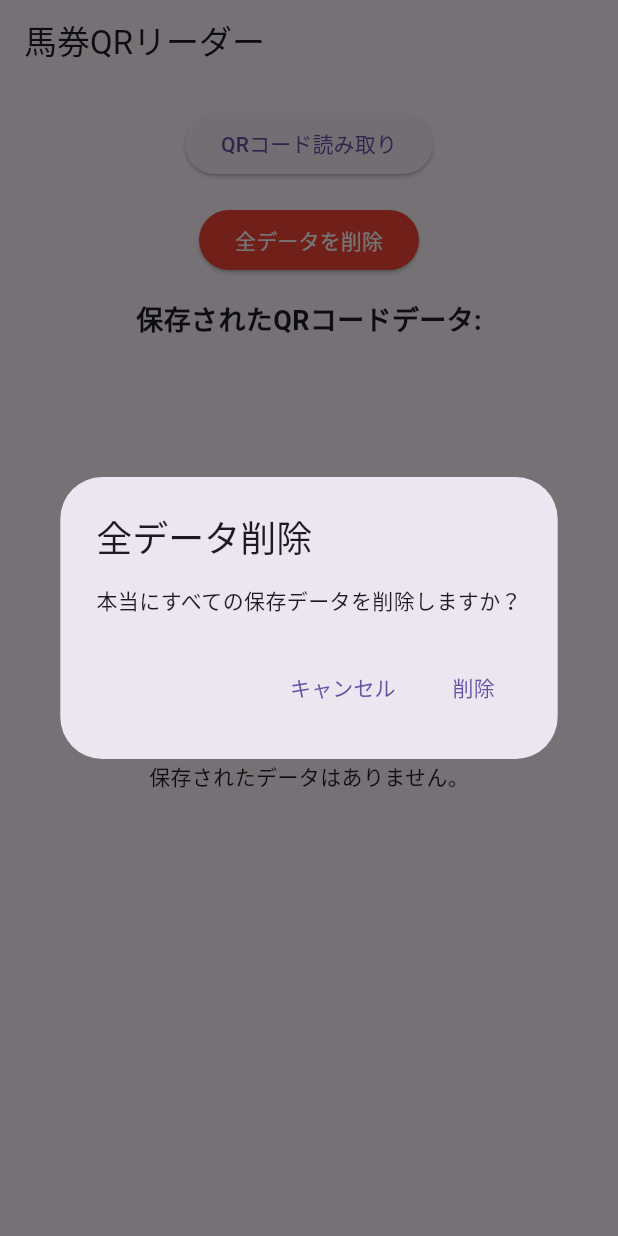
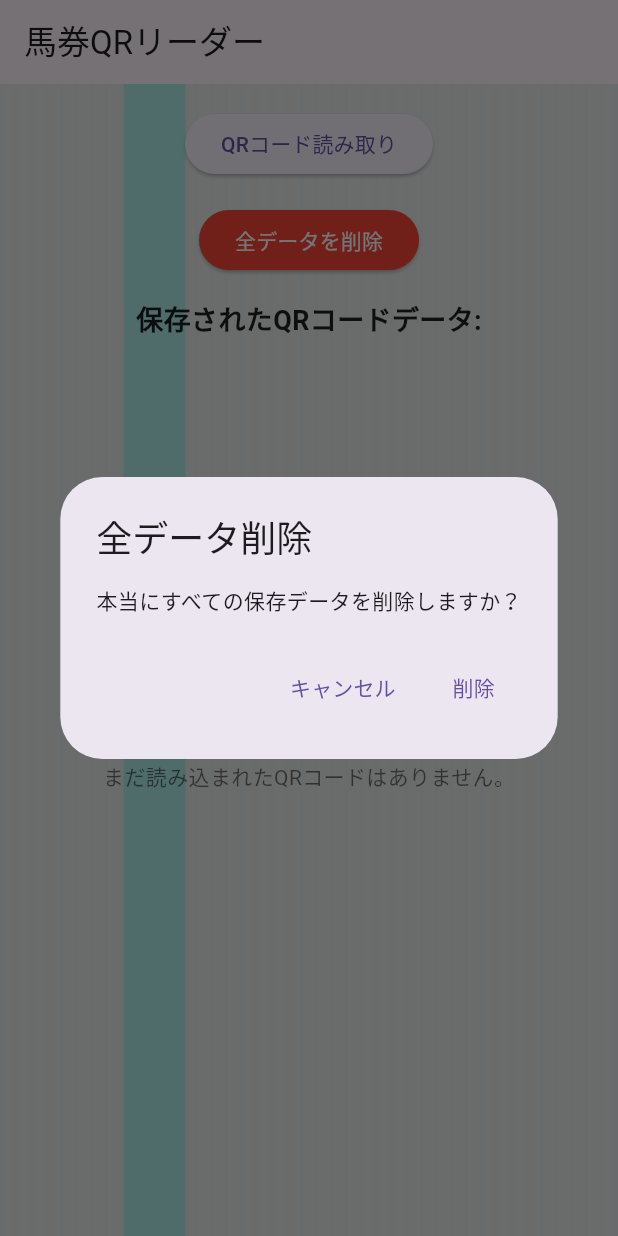
Before and after one commit to locotribe/hetaumakeiba_v2, a Flutter app: the screen it shows after launch, after a tap on "全データを削除", on a phone screen of 412 x 824 dp. Run offline on Flutter 3.47's test engine with Material 3 defaults, Android fonts, the phone set to English and light mode, and no system bars; our stand-ins replace sqflite; missing offline and left inert: mobile_scanner; accounts and stored records are empty.

Commit message:
v4.1.1 組合せ数はまだ QRスキャナー画面デザインを他のページでも使えるように変更

```diff
--- a/lib/main.dart
+++ b/lib/main.dart
@@ -1,13 +1,17 @@
-// lib/main.dart の変更点
-
+// lib/main.dart
 import 'package:flutter/material.dart';
-import 'package:url_launcher/url_launcher.dart'; // これは既存
-import 'package:flutter/gestures.dart'; // これは既存
-import 'package:flutter_localizations/flutter_localizations.dart'; // これは既存
+import 'package:url_launcher/url_launcher.dart';
+import 'package:flutter/gestures.dart';
+import 'package:flutter_localizations/flutter_localizations.dart';
 import 'package:hetaumakeiba_v2/screens/qr_scanner_page.dart';
 import 'package:hetaumakeiba_v2/screens/result_page.dart';
-import 'package:hetaumakeiba_v2/db/database_helper.dart'; // 追加
-import 'package:hetaumakeiba_v2/models/qr_data_model.dart'; // 追加
+import 'package:hetaumakeiba_v2/db/database_helper.dart';
+import 'package:hetaumakeiba_v2/models/qr_data_model.dart';
+
+// CustomBackgroundウィジェットをインポート
+import 'package:hetaumakeiba_v2/widgets/custom_background.dart';
+// parse.dart をインポート
+import 'package:hetaumakeiba_v2/logic/parse.dart'; // この行を追加しました！
 
 void main() {
   runApp(const MyApp());
@@ -53,19 +57,19 @@ class MyHomePage extends StatefulWidget {
 
 class _MyHomePageState extends State<MyHomePage> {
   Map<String, dynamic>? parsedResult;
-  List<QrData> _savedQrData = []; // 保存されたQRコードデータを保持するリスト
-  final DatabaseHelper _dbHelper = DatabaseHelper(); // 追加
+  List<QrData> _qrDataList = [];
+  final DatabaseHelper _dbHelper = DatabaseHelper();
 
   @override
   void initState() {
     super.initState();
-    _loadSavedQrData(); // アプリ起動時に保存データを読み込む
+    _loadQrData();
   }
 
-  Future<void> _loadSavedQrData() async {
+  Future<void> _loadQrData() async {
     final data = await _dbHelper.getAllQrData();
     setState(() {
-      _savedQrData = data;
+      _qrDataList = data;
     });
   }
 
@@ -74,11 +78,38 @@ class _MyHomePageState extends State<MyHomePage> {
       MaterialPageRoute(builder: (_) => const QRScannerPage()),
     );
     if (result != null) {
-      // QRScannerPageから戻ってきたら、保存されたデータを再読み込み
-      await _loadSavedQrData(); // 追加
+      await _loadQrData();
       Navigator.push(
         context,
         MaterialPageRoute(builder: (_) => ResultPage(parsedResult: result)),
+      );
+    }
+  }
+
+  void _deleteQrData(int id) async {
+    final confirm = await showDialog<bool>(
+      context: context,
+      builder: (context) => AlertDialog(
+        title: const Text('データ削除'),
+        content: const Text('このデータを削除しますか？'),
+        actions: [
+          TextButton(
+            onPressed: () => Navigator.of(context).pop(false),
+            child: const Text('キャンセル'),
+          ),
+          TextButton(
+            onPressed: () => Navigator.of(context).pop(true),
+            child: const Text('削除'),
+          ),
+        ],
+      ),
+    );
+
+    if (confirm == true) {
+      await _dbHelper.deleteQrData(id);
+      await _loadQrData();
+      ScaffoldMessenger.of(context).showSnackBar(
+        const SnackBar(content: Text('データが削除されました。')),
       );
     }
   }
@@ -104,7 +135,7 @@ class _MyHomePageState extends State<MyHomePage> {
 
     if (confirm == true) {
       await _dbHelper.deleteAllQrData();
-      await _loadSavedQrData(); // 削除後、データを再読み込みしてUIを更新
+      await _loadQrData();
       ScaffoldMessenger.of(context).showSnackBar(
         const SnackBar(content: Text('すべてのデータが削除されました。')),
       );
@@ -115,7 +146,18 @@ class _MyHomePageState extends State<MyHomePage> {
   Widget build(BuildContext context) {
     return Scaffold(
       appBar: AppBar(title: const Text("馬券QRリーダー")),
-      body: Padding(
+      backgroundColor: Colors.transparent,
+      body: Stack(
+        children: [
+          Positioned.fill(
+            child: CustomBackground(
+              overallBackgroundColor: const Color.fromRGBO(231, 234, 234, 1.0),
+              stripeColor: const Color.fromRGBO(219, 234, 234, 0.6),
+              fillColor: const Color.fromRGBO(172, 234, 231, 1.0),
+            ),
+          ),
+          Positioned.fill(
+            child: Padding(
               padding: const EdgeInsets.all(16.0),
               child: Column(
                 children: [
@@ -124,26 +166,51 @@ class _MyHomePageState extends State<MyHomePage> {
                     child: const Text("QRコード読み取り"),
                   ),
                   const SizedBox(height: 16),
-            ElevatedButton( // 全データ削除ボタンを追加
+                  ElevatedButton(
                     onPressed: _deleteAllData,
                     style: ElevatedButton.styleFrom(backgroundColor: Colors.red),
                     child: const Text("全データを削除", style: TextStyle(color: Colors.white)),
                   ),
                   const SizedBox(height: 16),
-            const Text('保存されたQRコードデータ:', style: TextStyle(fontSize: 18, fontWeight: FontWeight.bold)), // 新しいヘッダー
+                  const Text('保存されたQRコードデータ:', style: TextStyle(fontSize: 18, fontWeight: FontWeight.bold, color: Colors.black87)),
                   Expanded(
-              child: _savedQrData.isEmpty
-                  ? const Center(child: Text('保存されたデータはありません。'))
+                    child: _qrDataList.isEmpty
+                        ? const Center(
+                      child: Text(
+                        'まだ読み込まれたQRコードはありません。',
+                        style: TextStyle(color: Colors.black54),
+                      ),
+                    )
                         : ListView.builder(
-                itemCount: _savedQrData.length,
+                      itemCount: _qrDataList.length,
                       itemBuilder: (context, index) {
-                  final qr = _savedQrData[index];
+                        final qrData = _qrDataList[index];
                         return Card(
-                    margin: const EdgeInsets.symmetric(vertical: 4.0),
+                          margin: const EdgeInsets.symmetric(vertical: 8.0),
+                          elevation: 2.0,
                           child: ListTile(
-                      title: Text('QRコード (${qr.id}): ${qr.qrCode.substring(0, 30)}...'), // QRコードの先頭を表示
-                      subtitle: Text('保存日時: ${qr.timestamp.toLocal().toString().split('.')[0]}'),
-                      // ここに詳細表示などのアクションを追加することも可能
+                            title: Text(
+                              qrData.qrCode.length > 50
+                                  ? '${qrData.qrCode.substring(0, 50)}...'
+                                  : qrData.qrCode,
+                              style: const TextStyle(fontWeight: FontWeight.bold),
+                            ),
+                            subtitle: Text(
+                              '読み込み日時: ${qrData.timestamp.toLocal().toString().split('.')[0]}',
+                            ),
+                            trailing: IconButton(
+                              icon: const Icon(Icons.delete, color: Colors.red),
+                              onPressed: () => _deleteQrData(qrData.id!),
+                            ),
+                            onTap: () async {
+                              // parseHorseracingTicketQr 関数を呼び出す際に、
+                              // その関数が定義されているファイル (logic/parse.dart) をインポートする必要がある
+                              final result = parseHorseracingTicketQr(qrData.qrCode);
+                              Navigator.push(
+                                context,
+                                MaterialPageRoute(builder: (_) => ResultPage(parsedResult: result)),
+                              );
+                            },
                           ),
                         );
                       },
@@ -152,6 +219,9 @@ class _MyHomePageState extends State<MyHomePage> {
                 ],
               ),
             ),
+          ),
+        ],
+      ),
     );
   }
 }
```
Also changed, not shown: lib/db/database_helper.dart (+16 -3 lines). Lines whose indentation alone changed are shown as unchanged.
